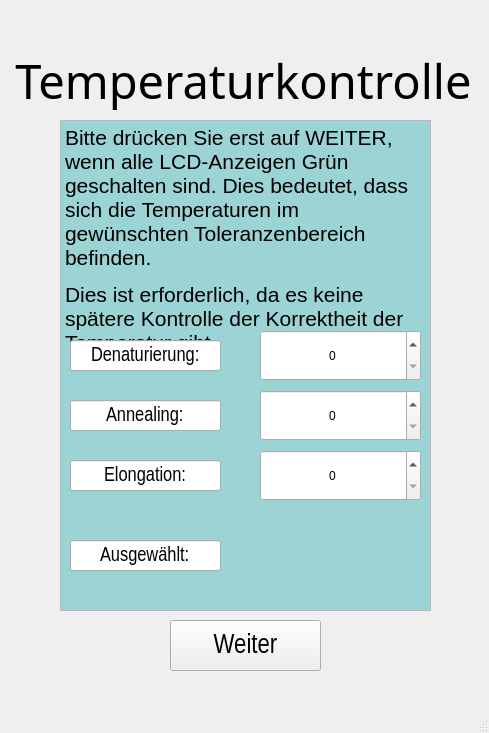
Above: dipl_Einfuehrung/EinfuehrungAnspruchWindow_v1.ui from diplomarbeit-PCR/Diplomarbeit_PCR before the change. Below: the same form after it.
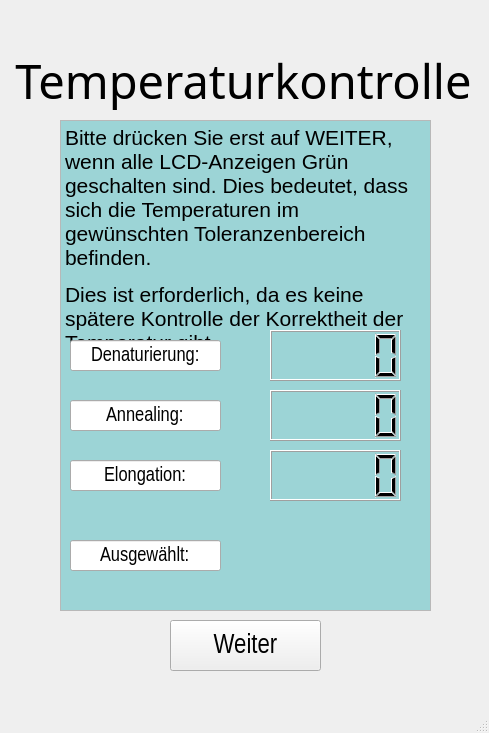
That is the form after the change.

```diff
--- a/dipl_Einfuehrung/EinfuehrungAnspruchWindow_v1.ui
+++ b/dipl_Einfuehrung/EinfuehrungAnspruchWindow_v1.ui
@@ -105,38 +105,6 @@
      <bool>true</bool>
     </property>
    </widget>
-   <widget class="QSpinBox" name="wasser_aneal">
-    <property name="geometry">
-     <rect>
-      <x>260</x>
-      <y>390</y>
-      <width>161</width>
-      <height>51</height>
-     </rect>
-    </property>
-    <property name="alignment">
-     <set>Qt::AlignCenter</set>
-    </property>
-    <property name="readOnly">
-     <bool>false</bool>
-    </property>
-   </widget>
-   <widget class="QSpinBox" name="wasser_denat">
-    <property name="geometry">
-     <rect>
-      <x>260</x>
-      <y>330</y>
-      <width>161</width>
-      <height>51</height>
-     </rect>
-    </property>
-    <property name="alignment">
-     <set>Qt::AlignCenter</set>
-    </property>
-    <property name="readOnly">
-     <bool>false</bool>
-    </property>
-   </widget>
    <widget class="QLineEdit" name="Dauer_line_2">
     <property name="geometry">
      <rect>
@@ -162,22 +130,6 @@
      <bool>true</bool>
     </property>
    </widget>
-   <widget class="QSpinBox" name="wasser_elong">
-    <property name="geometry">
-     <rect>
-      <x>260</x>
-      <y>450</y>
-      <width>161</width>
-      <height>51</height>
-     </rect>
-    </property>
-    <property name="alignment">
-     <set>Qt::AlignCenter</set>
-    </property>
-    <property name="readOnly">
-     <bool>false</bool>
-    </property>
-   </widget>
    <widget class="QLineEdit" name="Dauer_line_3">
     <property name="geometry">
      <rect>
@@ -241,6 +193,36 @@
      <string/>
     </property>
    </widget>
+   <widget class="QLCDNumber" name="wasser_denat">
+    <property name="geometry">
+     <rect>
+      <x>270</x>
+      <y>330</y>
+      <width>131</width>
+      <height>51</height>
+     </rect>
+    </property>
+   </widget>
+   <widget class="QLCDNumber" name="wasser_aneal">
+    <property name="geometry">
+     <rect>
+      <x>270</x>
+      <y>390</y>
+      <width>131</width>
+      <height>51</height>
+     </rect>
+    </property>
+   </widget>
+   <widget class="QLCDNumber" name="wasser_elong">
+    <property name="geometry">
+     <rect>
+      <x>270</x>
+      <y>450</y>
+      <width>131</width>
+      <height>51</height>
+     </rect>
+    </property>
+   </widget>
   </widget>
   <widget class="QMenuBar" name="menubar">
    <property name="geometry">
```
